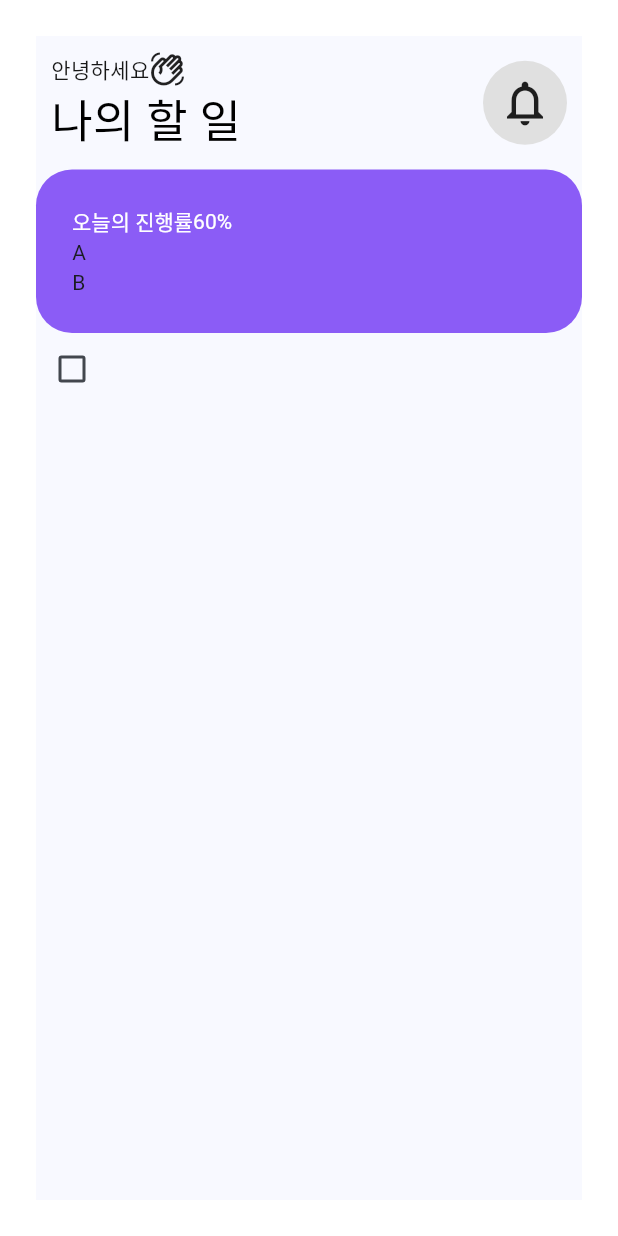
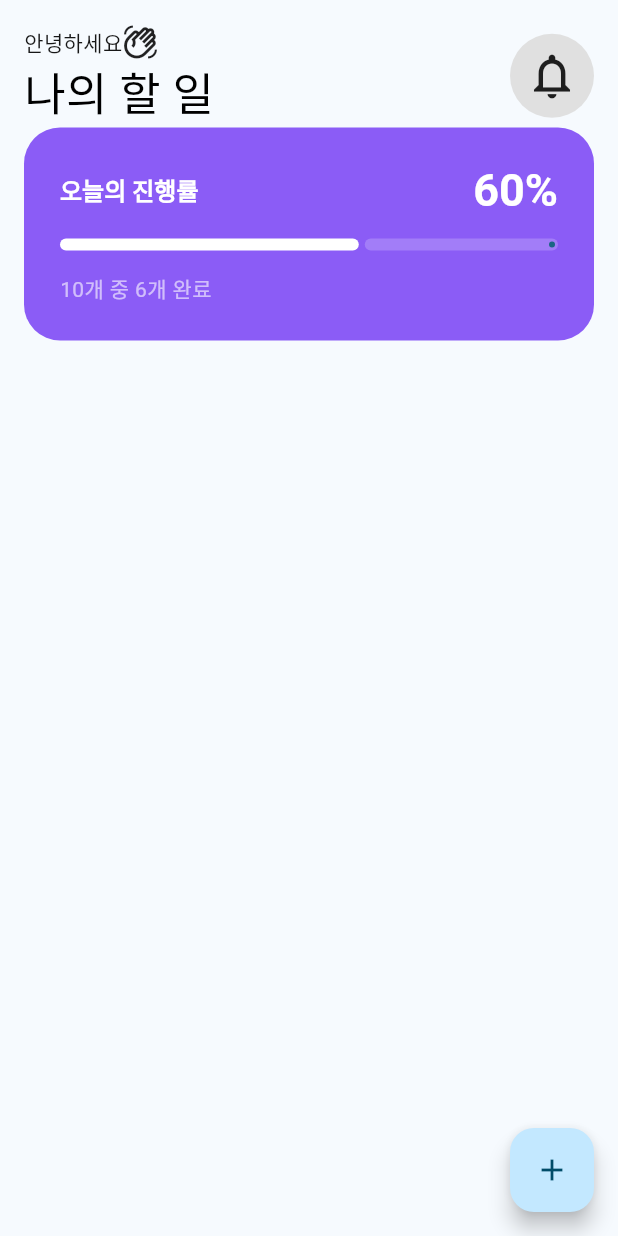
Before and after one commit to kiryud/dl_3_1_flutter, a Flutter app: the screen it shows after launch, on a phone screen of 412 x 824 dp. Run offline on Flutter 3.47's test engine with Material 3 defaults, Android fonts, the phone set to English and light mode, and no system bars.

Commit message:
중간저장

```diff
--- a/lib/UI/pages/todo/todo_page.dart
+++ b/lib/UI/pages/todo/todo_page.dart
@@ -1,3 +1,4 @@
+import 'package:ex00/UI/pages/todo/widget/filter_row.dart';
 import 'package:ex00/UI/pages/todo/widget/title_content.dart';
 import 'package:ex00/UI/pages/todo/widget/progress_card.dart';
 import 'package:flutter/material.dart';
@@ -8,17 +9,14 @@ class TodoPage extends StatelessWidget {
   @override
   Widget build(BuildContext context) {
     return SafeArea(
-      child: Padding(
-        padding: const EdgeInsets.all(24),
-        child: Scaffold(
-          body: Column(
+      child: Scaffold(
+        body: Padding(
+          padding: const EdgeInsets.all(16),
+          child: Column(
+
             children: [
               // 타이틀 상단 영역
-
-              Container(
-                padding: .all(10),
-                child: Header(),
-              ),
+              Header(),
               // TODO: 오늘의 진행률
               // 임의의 진행률을 표기하는건 쉽겠지?
               // 동적으로 todo list를 관리하는 내부 로직이 있다면 이 창을 만들어야 할 때, 수정해야할 때 가진 목록의 총 개수 중 달성한 것을 계산하여 이 부분을 수정하면 되겠지
@@ -27,13 +25,13 @@ class TodoPage extends StatelessWidget {
               // 조건에 따라 이 항목에서 표기될 todolist의 내용이 바뀌기때문에 이벤트가 상단에 있어야하는걸까? 아니면 이벤트 위치와 별개로 수정하는걸까?
               // TODO: 체크박스 시스템 만들기
               //
-              Row(
-                children: [
-                  Checkbox(value: false, onChanged: (True) {}),
-                ],
-              )
+              FilterRow(),
             ],
-          )
+          ),
+        ),
+        floatingActionButton: FloatingActionButton(
+          onPressed: () {},
+          child: Icon(Icons.add),
         ),
       )
     );
--- /dev/null
+++ b/lib/UI/pages/todo/widget/filter_row.dart
@@ -0,0 +1,10 @@
+import 'package:flutter/material.dart';
+
+class FilterRow extends StatelessWidget {
+  const FilterRow({super.key});
+
+  @override
+  Widget build(BuildContext context) {
+    return Container();
+  }
+}
--- a/lib/UI/pages/todo/widget/progress_card.dart
+++ b/lib/UI/pages/todo/widget/progress_card.dart
@@ -14,20 +14,51 @@ class ProgressCard extends StatelessWidget {
         padding: const EdgeInsets.all(24),
         child: Column(
           crossAxisAlignment: .start,
+          spacing: 15,
           children: [
+            // 오늘의 진행률 텍스트
             DefaultTextStyle(
               style: TextStyle(
                 color: Colors.white,
               ),
               child: Row(
+                mainAxisAlignment: .spaceBetween,
                 children: [
-                  Text('오늘의 진행률'),
-                  Text('60%'),
+                  Text('오늘의 진행률',
+                  style: TextStyle(
+                    fontWeight: .w700,
+                    fontSize: 16,
+                  ),
+                  ),
+                  Text('60%',
+                  style: TextStyle(
+                    fontWeight: .bold,
+                    fontSize: 30,
+                  ),),
                 ]
               ),
             ),
-            Text('A'),
-            Text('B'),
+            // 리니어 프로그래스 인디케이터 (원형은 서큘러 프로그래스 인디케이터겠네)
+              // LinearProgressIndicator(),
+              // CircularProgressIndicator(),
+            SizedBox(
+              height: 8,
+              child: LinearProgressIndicator(
+                value: 0.6,
+                borderRadius: .circular(10),
+                year2023: false, // 디자인 변경점
+                backgroundColor:  Colors.white.withValues(
+                  alpha: 0.2,
+                ),
+                color: Colors.white,
+              ),
+            ),
+            Text('10개 중 6개 완료',
+            style: TextStyle(
+              color: Colors.white.withValues(
+                alpha: 0.6,
+              ),
+            ),),
           ],
         ),
       ),
--- a/lib/main.dart
+++ b/lib/main.dart
@@ -13,12 +13,11 @@ class MyApp extends StatelessWidget {
   @override
   Widget build(BuildContext context) {
     return MaterialApp(
-      title: 'Flutter Demo',
+      title: 'Flutter Todo App',
       theme: ThemeData(
-
         colorScheme: .fromSeed(
           brightness: .light,
-          seedColor: Colors.blue,
+          seedColor: Colors.lightBlueAccent,
         ),
       ),
     //  home: const MyHomePage(title: 'Flutter Demo Home Page'),
```
Also changed, not shown: vault/TODO App - Main.png (added), 1 other file.
